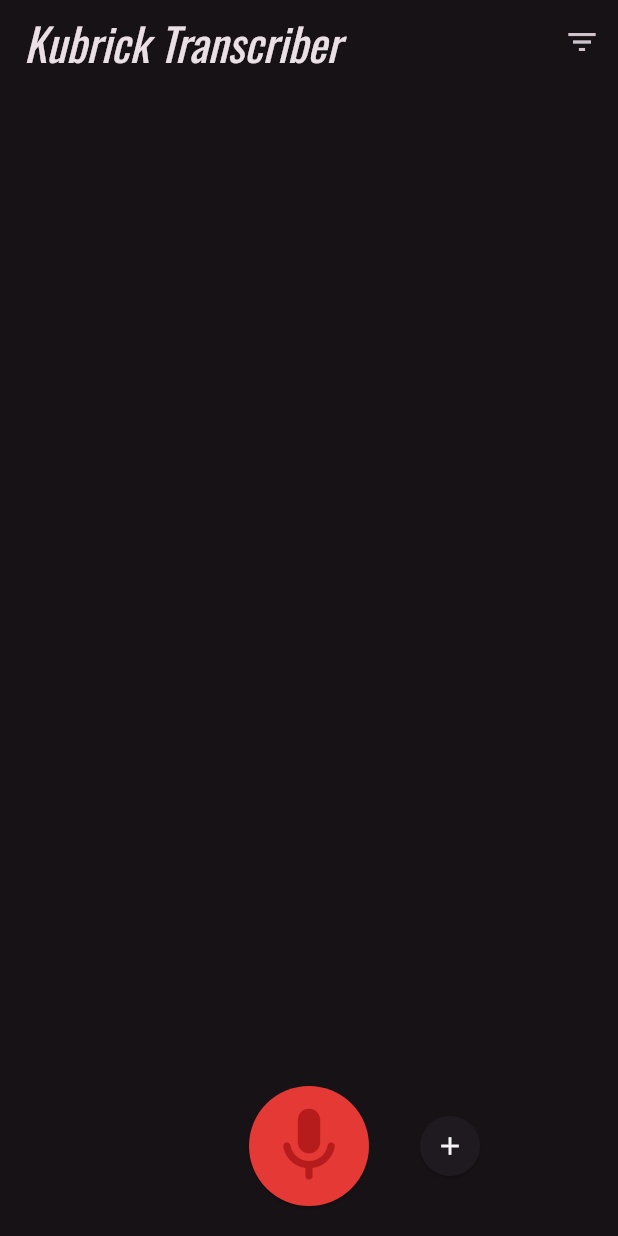
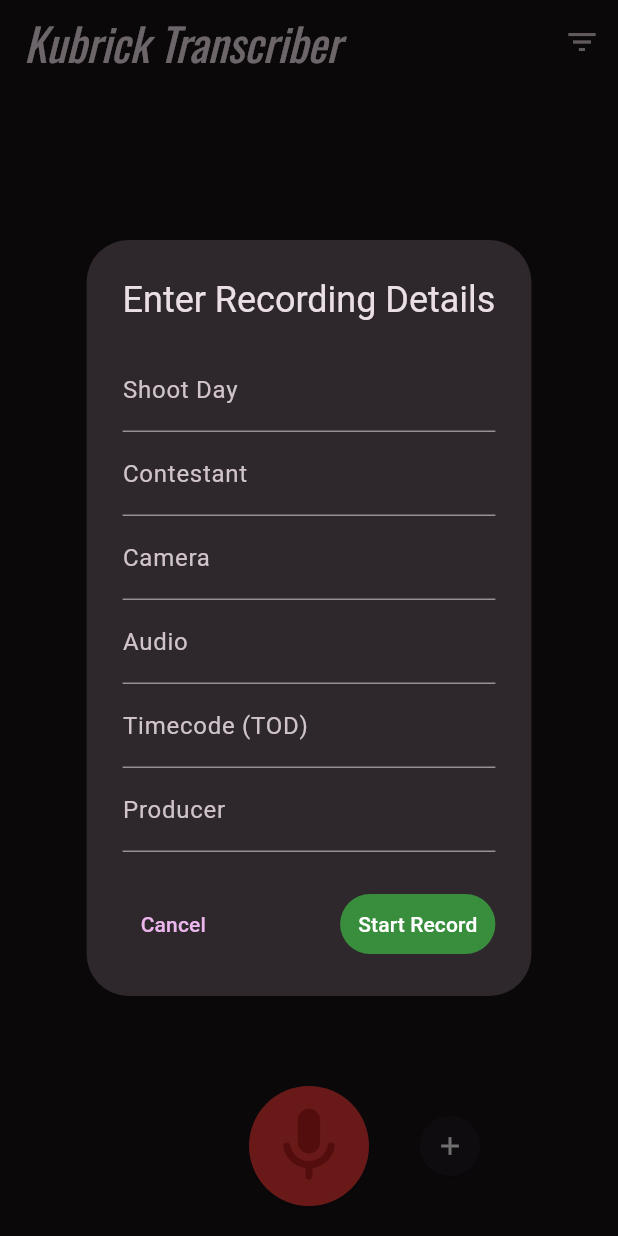
Before and after one commit to aarontully/Kubrick, a Flutter app: the screen it shows after launch, after a tap on the "mic" icon, on a phone screen of 412 x 824 dp. Run offline on Flutter 3.47's test engine with Material 3 defaults, Android fonts, the phone set to English and light mode, and no system bars; our stand-ins replace audioplayers, file_picker, get, google_fonts, loading_indicator, permission_handler and 1 more; missing offline and left inert: record; accounts and stored records are empty.

Commit message:
Added startRecording dialog and fixed minor bugs

```diff
--- a/lib/main.dart
+++ b/lib/main.dart
@@ -11,7 +11,7 @@ void main() {
 
   Get.put(SharedState());
   Get.put(RecordingsController());
-  runApp(const HomeScreen());
+  runApp(MaterialApp(home: HomeScreen()));
 }
 
 //This cant stay in production, it will make the app vulnerable to attacks
--- a/lib/models/recording_class.dart
+++ b/lib/models/recording_class.dart
@@ -8,12 +8,15 @@ class Recording extends GetxController {
   Rx<DateTime> createdAt = DateTime.now().obs;
   RxString name = ''.obs;
   RxString status = ''.obs;
+  Map<String, dynamic> metadata = {};
 
-  Recording({required String path, required DateTime createdAt, required String name, String status = 'Not Uploaded', this.uploadId, this.transcriptionId, this.transcription}){
+  Recording({required String path, required DateTime createdAt, required String name,
+  String status = 'Not Uploaded', this.uploadId, this.transcriptionId, this.transcription, Map<String, dynamic>? metadata}) {
     this.path.value = path;
     this.createdAt.value = createdAt;
     this.name.value = name;
     this.status.value = status;
+    this.metadata = metadata ?? this.metadata;
   }
 
   Map<String, dynamic> toMap() {
@@ -25,6 +28,7 @@ class Recording extends GetxController {
       'status': status.value,
       'transcriptionId': transcriptionId ,
       'transcription':  transcription,
+      'metadata': metadata,
     };
   }
 
@@ -37,6 +41,7 @@ class Recording extends GetxController {
       uploadId: map['uploadId'],
       transcriptionId: map['transcriptionId'],
       transcription: map['transcription'],
+      metadata: map['metadata'] != null ? map['metadata'] as Map<String, dynamic> : {},
     );
   }
 }
--- a/lib/screens/home_screen.dart
+++ b/lib/screens/home_screen.dart
@@ -22,6 +22,7 @@ class HomeScreen extends StatefulWidget {
 class _HomeScreenState extends State<HomeScreen> {
   final RecordingService recordingService = RecordingService();
   var sharedState = Get.find<SharedState>();
+  Map<String, dynamic>? metadata;
 
   @override
   void initState() {
@@ -37,11 +38,155 @@ class _HomeScreenState extends State<HomeScreen> {
   }
 
   Future startRecording() async {
-    try {
-      await recordingService.startRecording();
-      sharedState.setRecording(true);
-    } catch (e) {
-      print(e);
+    metadata = await showDialog<Map<String, dynamic>>(
+    context: context,
+    builder: (BuildContext context) {
+      var dialogMetadata = <String, dynamic>{};
+      var formKey = GlobalKey<FormState>();
+      return Theme(
+        data: ThemeData(
+          useMaterial3: true,
+          colorScheme: ColorScheme.fromSeed(
+            seedColor: Colors.purple,
+            brightness: Brightness.dark,
+          ),
+          textTheme: TextTheme(
+            displayLarge:
+                const TextStyle(fontSize: 72, fontWeight: FontWeight.bold),
+            titleLarge: GoogleFonts.oswald(
+              fontSize: 30,
+              fontStyle: FontStyle.italic,
+            ),
+            bodyMedium: GoogleFonts.merriweather(),
+            displaySmall: GoogleFonts.pacifico(),
+          ),
+        ),
+        child: AlertDialog(
+          title: const Text('Enter Recording Details'),
+          content: Form(
+            key: formKey,
+            child: Column(
+              mainAxisSize: MainAxisSize.min,
+              children: <Widget>[
+                TextFormField(
+                  decoration: InputDecoration(labelText: 'Shoot Day'),
+                  validator: (value) {
+                  if (value == null || value.isEmpty) {
+                    return 'Please enter a value';
+                  }
+                  return null;
+                },
+                  onSaved: (value) {
+                    dialogMetadata['shootDay'] = value!.toUpperCase();
+                  },
+                ),
+                TextFormField(
+                  decoration: InputDecoration(labelText: 'Contestant'),
+                  validator: (value) {
+                  if (value == null || value.isEmpty) {
+                    return 'Please enter a value';
+                  }
+                  return null;
+                },
+                  onSaved: (value) {
+                    dialogMetadata['contestant'] = value!.toUpperCase();
+                  },
+                ),
+                TextFormField(
+                  decoration: InputDecoration(labelText: 'Camera'),
+                  validator: (value) {
+                  if (value == null || value.isEmpty) {
+                    return 'Please enter a value';
+                  }
+                  return null;
+                },
+                  onSaved: (value) {
+                    dialogMetadata['camera'] = value!.toUpperCase();
+                  },
+                ),
+                TextFormField(
+                  decoration: InputDecoration(labelText: 'Audio'),
+                  validator: (value) {
+                  if (value == null || value.isEmpty) {
+                    return 'Please enter a value';
+                  }
+                  return null;
+                },
+                  onSaved: (value) {
+                    dialogMetadata['audio'] = value!.toUpperCase();
+                  },
+                ),
+                TextFormField(
+                  decoration: InputDecoration(labelText: 'Timecode (TOD)'),
+                  validator: (value) {
+                  if (value == null || value.isEmpty) {
+                    return 'Please enter a value';
+                  }
+                  if (!RegExp(r'^([01]\d|2[0-3])([0-5]\d){2}$').hasMatch(value)) {
+                  return 'Please enter a valid time in the format HHMMSS';
+                  }
+                    return null;
+                  },
+                  onSaved: (value) {
+                    dialogMetadata['timecode'] = [
+                      value!.substring(0, 2),
+                      value.substring(2, 4),
+                      value.substring(4, 6),
+                    ];
+                  },
+                ),
+                TextFormField(
+                  decoration: InputDecoration(labelText: 'Producer'),
+                  validator: (value) {
+                  if (value == null || value.isEmpty) {
+                    return 'Please enter a value';
+                  }
+                  return null;
+                },
+                  onSaved: (value) {
+                    dialogMetadata['producer'] = value!.toUpperCase();
+                  },
+                ),
+              ],
+            ),
+          ),
+          actions: <Widget>[
+            Row(
+              mainAxisAlignment: MainAxisAlignment.spaceBetween,
+              children: <Widget>[
+                TextButton(
+                  child: Text('Cancel'),
+                  onPressed: () {
+                    Navigator.of(context).pop();
+                  },
+                ),
+                TextButton(
+                  child: Text('Start Record'), style: TextButton.styleFrom(
+                    foregroundColor: Colors.white,
+                    backgroundColor: Colors.green[700],
+                  ),
+                  onPressed: () {
+                    if (formKey.currentState?.validate() ?? false) {
+                      formKey.currentState?.save();
+                      Navigator.of(context).pop(dialogMetadata);
+                    }
+                  },
+                ),
+              ]
+            )
+          ],
+        ),
+      );
+    },
+  );
+
+    if (metadata != null) {
+      try {
+        await recordingService.startRecording(metadata!);
+        sharedState.setRecording(true);
+      } catch (e) {
+        print(e);
+      }
     }
   }
 
@@ -49,7 +194,7 @@ class _HomeScreenState extends State<HomeScreen> {
     try {
       sharedState.setRecording(false);
       setState(() {});
-      await recordingService.stopRecording();
+      await recordingService.stopRecording(metadata!);
     } catch (e) {
       print(e);
       if(e is FormatException) {
--- a/lib/screens/recording_info.dart
+++ b/lib/screens/recording_info.dart
@@ -26,6 +26,7 @@ class _RecordingInfoScreenState extends State<RecordingInfoScreen> {
   }
 
   String formatDate(String dateInString) {
+    if(dateInString == 'No date') return dateInString;
     DateTime date = DateTime.parse(dateInString);
     String formattedDate = DateFormat('dd MMMM yyyy').format(date);
     return formattedDate;
--- a/lib/services/database_helper.dart
+++ b/lib/services/database_helper.dart
@@ -22,7 +22,7 @@ class DatabaseHelper {
       onCreate: (db, version) {
         return db.transaction((txn) async {
           await txn.execute(
-            "CREATE TABLE $tableRecordings (id INTEGER PRIMARY KEY, path TEXT, createdAt TEXT, name TEXT, status TEXT, uploadId TEXT, transcriptionId TEXT, transcription TEXT)",
+            "CREATE TABLE $tableRecordings (id INTEGER PRIMARY KEY, path TEXT, createdAt TEXT, name TEXT, status TEXT, uploadId TEXT, transcriptionId TEXT, transcription TEXT, metadata TEXT)",
           );
           /* await txn.execute(
             "CREATE TABLE $tableUploads (id INTEGER PRIMARY KEY, recordingPath TEXT, uploadId TEXT, chunkCount INTEGER, uploadedChunks INTEGER, isComplete INTEGER)",
@@ -36,10 +36,11 @@ class DatabaseHelper {
     final db = await initDatabase();
 
     final transcriptionJson = jsonEncode(recording.transcription);
+    final metadataJson = jsonEncode(recording.metadata);
 
     await db.insert(
       tableRecordings,
-      recording.toMap()..['transcription'] = transcriptionJson,
+      recording.toMap()..['transcription'] = transcriptionJson..['metadata'] = metadataJson,
       conflictAlgorithm: ConflictAlgorithm.replace,
     );
 
@@ -54,6 +55,7 @@ class DatabaseHelper {
 
     return List.generate(maps.length, (index) {
       final transcription = jsonDecode(maps[index]['transcription']);
+      final metadata = jsonDecode(maps[index]['metadata']);
 
       return Recording(
         path: maps[index][columnPath],
@@ -63,6 +65,7 @@ class DatabaseHelper {
         uploadId: maps[index][columnUploadId],
         transcription: transcription,
         transcriptionId: maps[index]['transcriptionId'],
+        metadata: metadata,
       );
     });
   }
@@ -71,10 +74,11 @@ class DatabaseHelper {
     final db = await initDatabase();
 
     final transcriptionJson = jsonEncode(recording.transcription);
+    final metadataJson = jsonEncode(recording.metadata);
 
     await db.update(
       tableRecordings,
-      recording.toMap()..['transcription'] = transcriptionJson,
+      recording.toMap()..['transcription'] = transcriptionJson..['metadata'] = metadataJson,
       where: 'path = ?',
       whereArgs: [recording.path.value],
     );
--- a/lib/services/file_api_service.dart
+++ b/lib/services/file_api_service.dart
@@ -119,7 +119,7 @@ class FileApiService {
   }
 
   // GET: /files/{file_id}/download
-  Future<Uint8List> downloadFile(String fileId) async {
+  Future<String> downloadFile(String fileId) async {
     final url = Uri.parse('$baseUrl/files/$fileId/download');
     final response = await http.get(
       url,
@@ -130,7 +130,8 @@ class FileApiService {
     );
 
     if(response.statusCode == 200) {
-      return response.bodyBytes;
+      String transcript = String.fromCharCodes(response.bodyBytes);
+      return transcript;
     } else {
       throw Exception('Failed to download file');
     }
--- a/lib/services/recording_service.dart
+++ b/lib/services/recording_service.dart
@@ -1,7 +1,6 @@
 import 'dart:io';
 
 import 'package:get/get.dart';
-import 'package:intl/intl.dart';
 import 'package:kubrick/controllers/recording_controller.dart';
 import 'package:kubrick/models/recording_class.dart';
 import 'package:kubrick/services/file_api_service.dart';
@@ -23,27 +22,28 @@ class RecordingService {
   final TranscriptionApiService transcriptionService = TranscriptionApiService();
   final sharedState = Get.find<SharedState>();
 
-  Future<String> startRecording() async {
+  Future<String> startRecording(Map<String, dynamic> metadata) async {
     if (await record.hasPermission()) {
       Directory directory = await getApplicationDocumentsDirectory();
-      String path = '${directory.path}/${uuid.v1()}.aac';
+      String path = '${directory.path}/${metadata['shootDay']}_${metadata['contestant']}_${metadata['camera']}_${metadata['audio']}_${metadata['timecode'][0]}_${metadata['timecode'][1]}_${metadata['timecode'][2]}_${metadata['producer']}.m4a';
       await record.start(const RecordConfig(), path: path);
+      print(path);
       return path;
     }
     throw Exception('Could not start recording');
   }
 
-  Future<Recording?> stopRecording() async {
+  Future<Recording?> stopRecording(Map<String, dynamic> metadata) async {
     String? path = await record.stop();
 
     if (path != null) {
       DateTime now = DateTime.now();
-      String formattedDate = DateFormat('EEEE \'at\' HH:mm').format(now);
+      String fileName = p.basename(path);
 
       Recording recording = Recording(
         path: path,
         createdAt: now,
-        name: formattedDate,
+        name: fileName,
       );
 
       await DatabaseHelper.insertRecording(recording);
--- a/lib/widgets/home_app_bar.dart
+++ b/lib/widgets/home_app_bar.dart
@@ -18,10 +18,10 @@ class HomeAppBar extends StatelessWidget implements PreferredSizeWidget {
           onSelected: (value) {
             var controller = Get.find<RecordingsController>();
             switch (value) {
-              case 'A-Z':
+              case 'A-Z/1-9':
                 controller.recordings.sort((a, b) => a.name.value.compareTo(b.name.value));
                 break;
-              case 'Z-A':
+              case 'Z-A/9-1':
                 controller.recordings.sort((a, b) => b.name.value.compareTo(a.name.value));
                 break;
               case 'Newest-Oldest':
@@ -34,7 +34,7 @@ class HomeAppBar extends StatelessWidget implements PreferredSizeWidget {
             controller.update();
           },
           itemBuilder: (BuildContext context) {
-            return ['A-Z', 'Z-A', 'Newest-Oldest', 'Oldest-Newest'].map((String choice) {
+            return ['A-Z/1-9', 'Z-A/9-1', 'Newest-Oldest', 'Oldest-Newest'].map((String choice) {
               return PopupMenuItem<String>(
                 value: choice,
                 child: Text(choice),
```
Also changed, not shown: lib/widgets/info_tab_controller.dart (+20 -0 lines).
